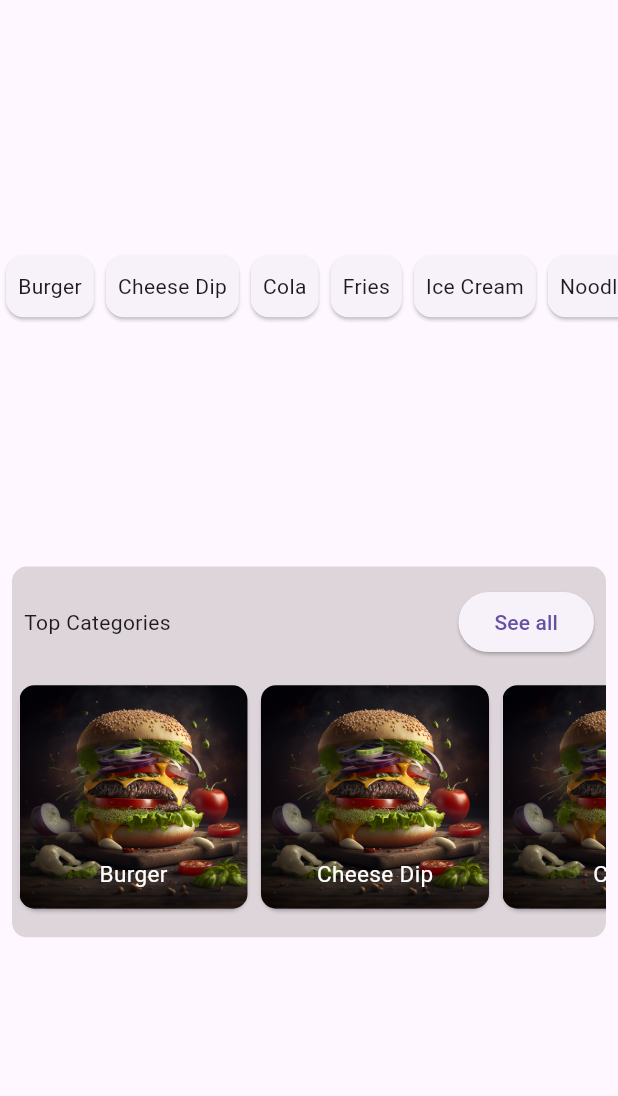
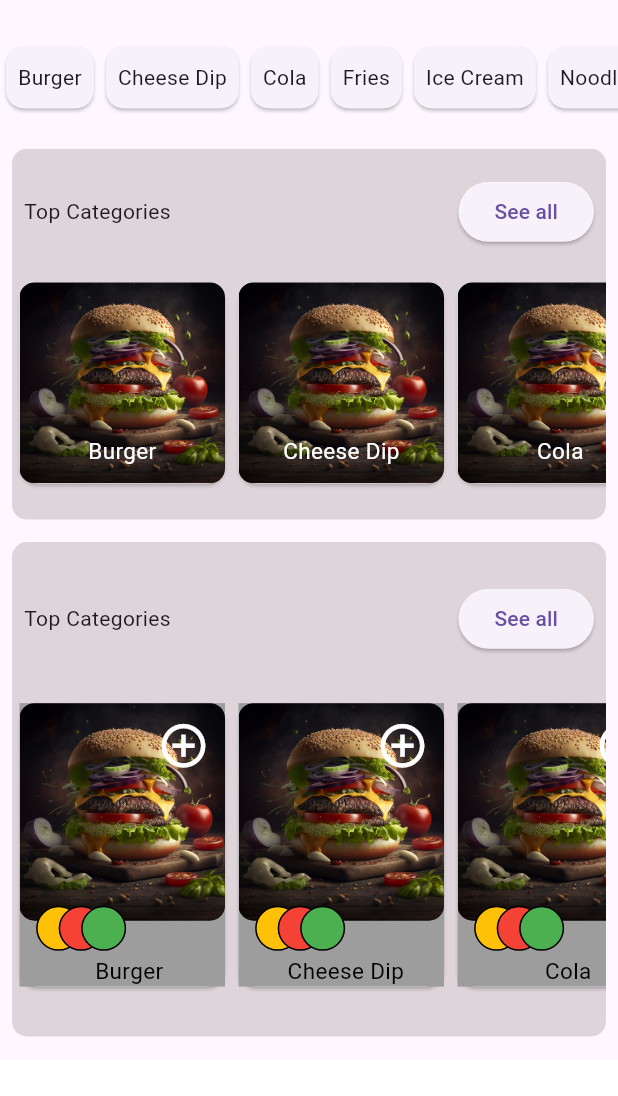
Before and after one commit to hasithamanohara/meal_planner, a Flutter app: the screen it shows after launch, on a phone screen of 412 x 824 dp, the part 78-1174 px from its top. Run offline on Flutter 3.47's test engine with Material 3 defaults, Android fonts, the phone set to English and light mode, and no system bars.

Commit message:
xplore_community_done

```diff
--- /dev/null
+++ b/lib/components/atomwidgets/customcontainer.dart
@@ -0,0 +1,15 @@
+import 'package:flutter/material.dart';
+
+class CustomContainer extends StatelessWidget {
+  final Widget child;
+
+  CustomContainer({required this.child});
+
+  @override
+  Widget build(BuildContext context) {
+    return Container(
+      height: 200,
+      child: child,
+    );
+  }
+}
--- a/lib/components/atomwidgets/customimagecontainer.dart
+++ b/lib/components/atomwidgets/customimagecontainer.dart
@@ -9,7 +9,7 @@ class ReusableContainer extends StatelessWidget {
   @override
   Widget build(BuildContext context) {
     return Container(
-      height: 160,
+      height: 145,
       child: TopCategoryBuilder(topcategoryData: foodData),
     );
   }
--- a/lib/components/atomwidgets/topcategorycard.dart
+++ b/lib/components/atomwidgets/topcategorycard.dart
@@ -19,7 +19,7 @@ class _TopCategoryBuilderState extends State<TopCategoryBuilder> {
         return Padding(
           padding: const EdgeInsets.only(top: 1, left: 1, bottom: 2),
           child: Container(
-            width: 160,
+            width: 145,
             child: Card(
               child: Container(
                 decoration: BoxDecoration(
--- a/lib/components/atomwidgets/xplorecommuniycard.dart
+++ b/lib/components/atomwidgets/xplorecommuniycard.dart
@@ -0,0 +1,105 @@
+import 'package:flutter/material.dart';
+
+class XploreCommunityCard extends StatefulWidget {
+  const XploreCommunityCard({super.key, required this.CommunityData});
+
+  final List<Map<String, dynamic>> CommunityData;
+
+  @override
+  State<XploreCommunityCard> createState() => _XploreCommunityCardState();
+}
+
+class _XploreCommunityCardState extends State<XploreCommunityCard> {
+  @override
+  Widget build(BuildContext context) {
+    return ListView.builder(
+      scrollDirection: Axis.horizontal,
+      itemCount: widget.CommunityData.length,
+      itemBuilder: (BuildContext context, int index) {
+        return Padding(
+          padding: const EdgeInsets.only(top: 1, left: 1, bottom: 2),
+          child: Container(
+            width: 145,
+            child: Card(
+                child: Container(
+                  color: const Color.fromARGB(255, 157, 157, 157),
+              child: Stack(children: [
+                Container(
+                  width: 145,
+                  height: 145,
+                  decoration: BoxDecoration(
+                    borderRadius: BorderRadius.circular(10),
+                    image: DecorationImage(
+                      image: AssetImage(
+                          'assets/images/${widget.CommunityData[index]['image']}'),
+                      fit: BoxFit.cover,
+                    ),
+                  ),
+                  alignment: const Alignment(0.8, -0.8),
+                  child: const Icon(
+                    Icons.add_circle_outline,
+                    size: 35.0,
+                    color: Colors.white,
+                  ),
+                ),
+
+                //three rounds for profile  meca builder ekakin hadaann passe
+                Align(
+                  alignment: const Alignment(-0.4, 0.7),
+                  child: Container(
+                    height: 30,
+                    width: 100,
+                    color: Colors.transparent,
+                    child: Stack(
+                      children: [
+                        //round 1
+                        Container(
+                          height: 30,
+                          width: 30,
+                          decoration: BoxDecoration(
+                              borderRadius: BorderRadius.circular(100),
+                              border: Border.all(width: 1),
+                              color: Colors.amber),
+                        ),
+                        Positioned(
+                          left: 15,
+                          child: Container(
+                            height: 30,
+                            width: 30,
+                            decoration: BoxDecoration(
+                                borderRadius: BorderRadius.circular(100),
+                                border: Border.all(width: 1),
+                                color: Colors.red),
+                          ),
+                        ),
+                        Positioned(
+                          left: 30,
+                          child: Container(
+                            height: 30,
+                            width: 30,
+                            decoration: BoxDecoration(
+                                borderRadius: BorderRadius.circular(100),
+                                border: Border.all(width: 1),
+                                color: Colors.green),
+                          ),
+                        ),
+                      ],
+                    ),
+                  ),
+                ),
+
+                Align(
+                  alignment: Alignment(0.1,1 ),
+                  child: Text(
+                    widget.CommunityData[index]['name'],
+                    style: const TextStyle(fontSize: 15, color: Color.fromARGB(255, 0, 0, 0)),
+                  ),
+                )
+              ]),
+            )),
+          ),
+        );
+      },
+    );
+  }
+}
--- a/lib/components/widgets/xplorecommuniti.dart
+++ b/lib/components/widgets/xplorecommuniti.dart
@@ -1,5 +1,7 @@
 import 'package:flutter/material.dart';
+import 'package:samsungfoodapp/components/atomwidgets/customcontainer.dart';
 import 'package:samsungfoodapp/components/atomwidgets/customimagecontainer.dart';
+import 'package:samsungfoodapp/components/atomwidgets/xplorecommuniycard.dart';
 import 'package:samsungfoodapp/constant/colors.dart';
 import 'package:samsungfoodapp/constant/sampledataset.dart';
 
@@ -17,7 +19,7 @@ class _XploreCommunitiesState extends State<XploreCommunities> {
     return Padding(
       padding: const EdgeInsets.only(left: 8, right: 8),
       child: Container(
-        height: screenHeight * 0.3,
+        height: screenHeight * 0.4,
         decoration: BoxDecoration(
             borderRadius: BorderRadius.circular(10),
             color: WhiteColorBackground),
@@ -36,12 +38,10 @@ class _XploreCommunitiesState extends State<XploreCommunities> {
               ],
             ),
           ),
+          // Container(
 
-
-
-
-          //scrollview horizontal cotaie with image here
-          ReusableContainer(foodData: FOOD_DATA)
+          // ),
+          CustomContainer(child: XploreCommunityCard(CommunityData: FOOD_DATA))
         ]),
       ),
     );
--- a/lib/screens/explorescreen.dart
+++ b/lib/screens/explorescreen.dart
@@ -2,6 +2,7 @@ import 'package:flutter/material.dart';
 import 'package:samsungfoodapp/components/atomwidgets/xplorecommuniycard.dart';
 import 'package:samsungfoodapp/components/widgets/horizontallist.dart';
 import 'package:samsungfoodapp/components/widgets/topcategoriesscrollview.dart';
+import 'package:samsungfoodapp/components/widgets/xplorecommuniti.dart';
 import 'package:samsungfoodapp/components/widgets/xplorecustomappbar.dart';
 import 'package:samsungfoodapp/constant/sampledataset.dart';
 
@@ -15,14 +16,41 @@ class ExploreScreen extends StatefulWidget {
 class _ExploreScreenState extends State<ExploreScreen> {
   @override
   Widget build(BuildContext context) {
+    double screenHeight = MediaQuery.of(context).size.height;
+
     return Scaffold(
       appBar: AppBar(title: const ExploreCustomAppBar()),
       body: Column(
         mainAxisAlignment: MainAxisAlignment.spaceEvenly,
         children: [
           HorizontalList(items: FOOD_DATA),
-          const topcategoriesscrollview(),
-
+          Container(
+            height: screenHeight * 0.7275,
+            child: SingleChildScrollView(
+              child: Column(
+                children: [
+                  const topcategoriesscrollview(),
+                  SizedBox(
+                    height: 15,
+                  ),
+                  XploreCommunities(),
+                  SizedBox(
+                    height: 15,
+                  ),
+                  Container(
+                    width: double.maxFinite,
+                    height: 200,
+                    color: Colors.red,
+                  )
+                ],
+              ),
+            ),
+          ),
+          Container(
+            width: double.maxFinite,
+            height: screenHeight * .07,
+            color: const Color.fromARGB(255, 255, 255, 255),
+          )
         ],
       ),
     );
```
Also changed, not shown: lib/components/widgets/topcategoriesscrollview.dart (+6 -5 lines).
